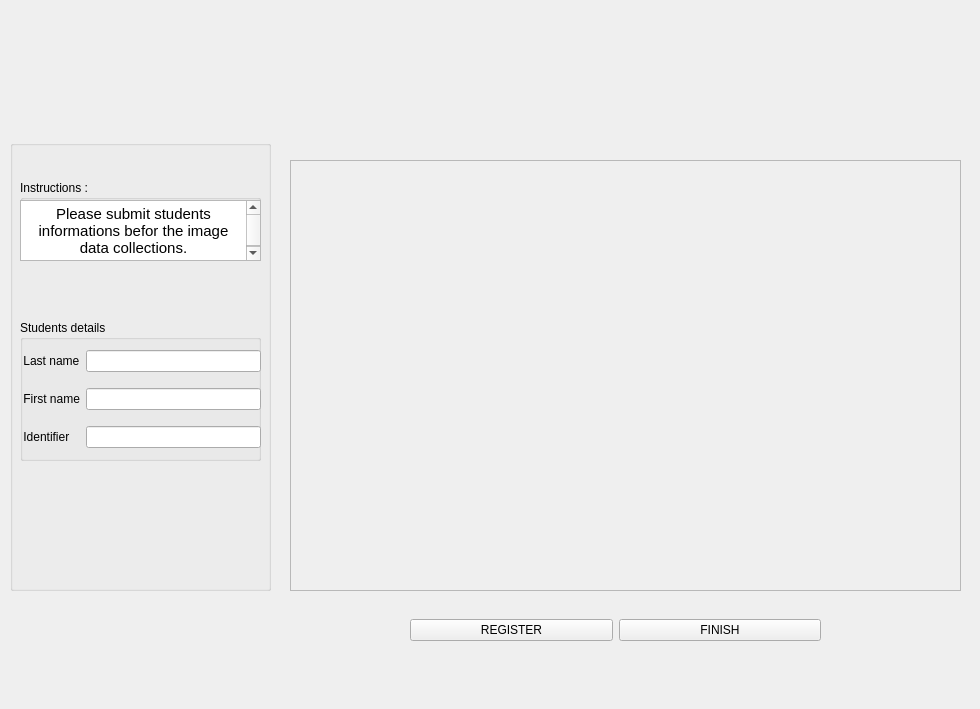
First picture: the form in register.ui, repository yosagaf/attendance-system-upec, before the edit.
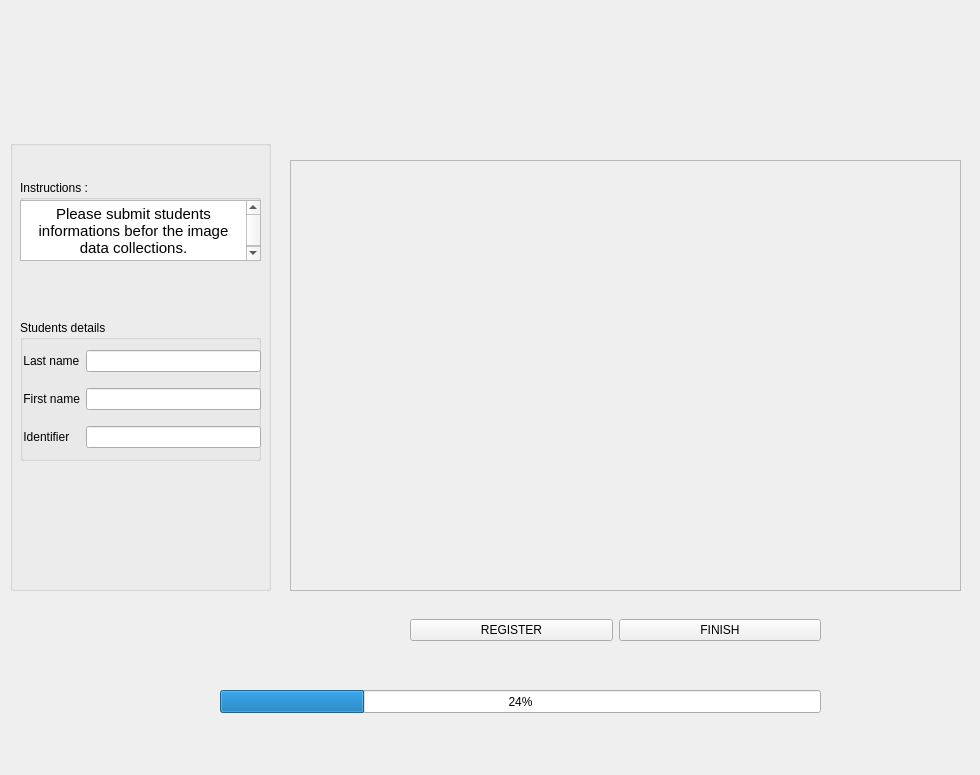
Second picture: the form after the edit. Icons and pictures are not drawn.

What changed in the file:
```diff
--- a/register.ui
+++ b/register.ui
@@ -7,7 +7,7 @@
     <x>0</x>
     <y>0</y>
     <width>980</width>
-    <height>709</height>
+    <height>775</height>
    </rect>
   </property>
   <property name="windowTitle">
@@ -192,6 +192,19 @@
      </widget>
     </widget>
    </widget>
+   <widget class="QProgressBar" name="progress_bar">
+    <property name="geometry">
+     <rect>
+      <x>220</x>
+      <y>690</y>
+      <width>601</width>
+      <height>23</height>
+     </rect>
+    </property>
+    <property name="value">
+     <number>24</number>
+    </property>
+   </widget>
   </widget>
  </widget>
  <resources/>
```
